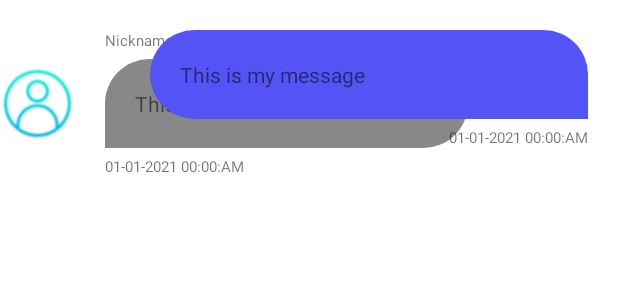
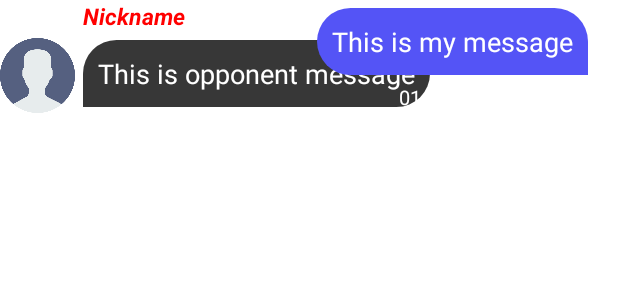
Before and after one commit to tayduasieucuong/DoAn_AndroidStudio, an Android app: the layout chat_item.xml on its own in the app's theme, with its tools: preview values and no code run, on a phone screen of 412 x 824 dp. Shown: the top 300 px of the screen. Run offline under Robolectric (Android 15) with nearby library versions, the phone set to English and light mode, and no system bars.

Commit message:
giao dien chat

```diff
--- a/app/src/main/java/org/meicode/doan_android/Chat.java
+++ b/app/src/main/java/org/meicode/doan_android/Chat.java
@@ -83,7 +83,7 @@ public class Chat extends AppCompatActivity {
         getData();
         list = new ArrayList<String>();
         listTime = new ArrayList<Integer>();
-        adapter = new ApdapterChat(this,R.layout.item_chat,list);
+        adapter = new ApdapterChat(this,R.layout.chat_item,list,userid);
         listView = (ListView) findViewById(R.id.listFocus);
         listView.setAdapter(adapter);
         dateFormat = new SimpleDateFormat("dd/MM/yyyy HH:mm:ss");
@@ -141,6 +141,7 @@ public class Chat extends AppCompatActivity {
                     try {
                         for (DataSnapshot ds : snapshot.child("Thành viên").getChildren())
                         {
+                            String idname=ds.getKey().toString();
                             String name = ds.child("Info").child("Họ và tên").getValue().toString();
                             for (DataSnapshot ds1 : ds.getChildren()) {
                                 if (ds1.getKey().equals("Chat")){
@@ -148,7 +149,7 @@ public class Chat extends AppCompatActivity {
                                         for (DataSnapshot ds3 : ds2.getChildren()){
                                             String st1 = ds3.getKey().toString();
                                             String st2 = ds3.getValue().toString();
-                                            list.add(st1+"~~"+st2+"~~"+name);
+                                            list.add(st1+"~~"+st2+"~~"+name+"~~"+idname);
                                             Date datetg= dateFormat.parse(st2);
                                             listTime.add((int) datetg.getTime());
                                             for (int i=listTime.size()-1; i>0; i--) {
--- a/app/src/main/java/org/meicode/doan_android/HomePageGroup.java
+++ b/app/src/main/java/org/meicode/doan_android/HomePageGroup.java
@@ -411,6 +411,7 @@ public class HomePageGroup extends AppCompatActivity {
                 startActivity(intent);
             }
         });
+
     }
     private void displaySpinner(){
         rf1 = database.getReference("Groups");
--- a/app/src/main/res/drawable/opp_msg_back.xml
+++ b/app/src/main/res/drawable/opp_msg_back.xml
@@ -1,7 +1,7 @@
 <?xml version="1.0" encoding="utf-8"?>
 <shape xmlns:android="http://schemas.android.com/apk/res/android"
     android:shape="rectangle">
-    <solid android:color="@color/gray"/>
+    <solid android:color="#C8000000"/>
     <corners android:topLeftRadius="100dp"
         android:topRightRadius="100dp"
         android:bottomRightRadius="100dp"/>
--- a/app/src/main/res/layout/activity_chat.xml
+++ b/app/src/main/res/layout/activity_chat.xml
@@ -21,6 +21,7 @@
         tools:ignore="MissingConstraints" />
 
     <ListView
+        android:divider="#00000000"
         android:id="@+id/listFocus"
         android:layout_width="match_parent"
         android:layout_height="match_parent"
--- a/app/src/main/res/layout/chat_item.xml
+++ b/app/src/main/res/layout/chat_item.xml
@@ -4,22 +4,21 @@
     android:layout_height="match_parent">
 
     <RelativeLayout
+        android:id="@+id/opp_layout"
         android:layout_width="match_parent"
-        android:layout_height="wrap_content"
-        android:layout_marginTop="20dp">
+        android:layout_height="wrap_content">
 
         <ImageView
             android:id="@+id/user_message"
             android:layout_width="50dp"
             android:layout_height="50dp"
             android:layout_centerVertical="true"
-            android:src="@drawable/icon_user"></ImageView>
+            android:src="@drawable/user_chat"></ImageView>
 
         <LinearLayout
-            android:id="@+id/opp_layout"
             android:layout_width="match_parent"
             android:layout_height="wrap_content"
-            android:layout_marginStart="20dp"
+            android:layout_marginStart="5dp"
             android:layout_marginEnd="100dp"
             android:layout_toEndOf="@id/user_message"
             android:orientation="vertical">
@@ -30,57 +29,68 @@
                 android:layout_height="wrap_content"
                 android:layout_marginBottom="5dp"
                 android:text="Nickname"
-                android:textSize="10sp" />
+                android:textColor="#ff0000"
+                android:textSize="15sp"
+                android:textStyle="italic|bold" />
 
             <TextView
                 android:id="@+id/opp_message"
-                android:layout_width="match_parent"
+                android:layout_width="wrap_content"
                 android:layout_height="wrap_content"
                 android:background="@drawable/opp_msg_back"
-                android:padding="20dp"
-                android:text="This is opponent message" />
+                android:padding="10dp"
+                android:text="This is opponent message"
+                android:textColor="@color/white"
+                android:textSize="18dp" />
 
             <TextView
                 android:id="@+id/opp_time"
                 android:layout_width="wrap_content"
                 android:layout_height="wrap_content"
                 android:layout_marginTop="5dp"
+                android:layout_marginBottom="5dp"
                 android:text="01-01-2021 00:00:AM"
-                android:textSize="10sp" />
+                android:textColor="@color/white"
+                android:textSize="13sp" />
         </LinearLayout>
     </RelativeLayout>
+
     <RelativeLayout
+        android:id="@+id/my_layout"
         android:layout_width="match_parent"
-        android:layout_height="wrap_content"
-        android:layout_marginTop="20dp">
-
-
+        android:layout_height="wrap_content">
 
         <LinearLayout
-            android:layout_alignParentEnd="true"
-            android:id="@+id/my_layout"
             android:layout_width="match_parent"
             android:layout_height="wrap_content"
+            android:layout_alignParentEnd="true"
             android:layout_marginStart="100dp"
             android:layout_marginEnd="20dp"
             android:orientation="vertical">
 
+
             <TextView
+                android:layout_marginTop="5dp"
                 android:id="@+id/my_message"
-                android:layout_width="match_parent"
+                android:layout_width="wrap_content"
                 android:layout_height="wrap_content"
                 android:background="@drawable/my_msg_back"
-                android:padding="20dp"
-                android:text="This is my message" />
+                android:padding="10dp"
+                android:textSize="18dp"
+                android:layout_gravity="end"
+                android:text="This is my message"
+                android:textColor="@color/white" />
 
             <TextView
                 android:id="@+id/my_time"
                 android:layout_width="wrap_content"
                 android:layout_height="wrap_content"
+                android:layout_gravity="end"
                 android:layout_marginTop="5dp"
+                android:layout_marginBottom="5dp"
                 android:text="01-01-2021 00:00:AM"
-                android:textSize="10sp"
-                android:layout_gravity="end"/>
+                android:textColor="@color/white"
+                android:textSize="13sp" />
         </LinearLayout>
     </RelativeLayout>
 </RelativeLayout>
```
Also changed, not shown: app/src/main/java/org/meicode/doan_android/ApdapterChat.java (+33 -12 lines), app/src/main/java/org/meicode/doan_android/chat/Chat.java (deleted, +0 -99 lines), app/src/main/java/org/meicode/doan_android/chat/ChatAdapter.java (deleted, +0 -66 lines), app/src/main/java/org/meicode/doan_android/chat/ChatList.java (deleted, +0 -48 lines), app/src/main/res/drawable/user_chat.png (added).
